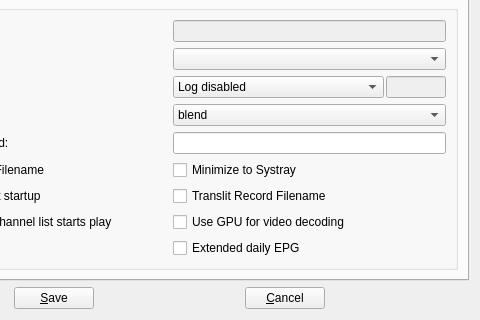
Above: branches/vlc-record_qt4/forms/csettingsdlg.ui from code-google-com/vlc-record before the change; both pictures show x 141 to 621 and y 224 to 544 of the 621 by 544 pixel window. Below: the same form after it.
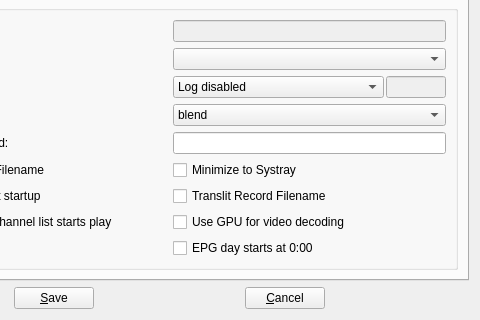
That is the form after the change. The open tabs and pages were chosen to show the change. Icons and pictures are not drawn. Custom widgets are drawn as their Qt base class.

Diff of the .ui file:
```diff
--- a/branches/vlc-record_qt4/forms/csettingsdlg.ui
+++ b/branches/vlc-record_qt4/forms/csettingsdlg.ui
@@ -710,7 +710,7 @@
           <item row="8" column="1">
            <widget class="QCheckBox" name="checkExtEPG">
             <property name="text">
-             <string>Extended daily EPG</string>
+             <string>EPG day starts at 0:00</string>
             </property>
            </widget>
           </item>
```
